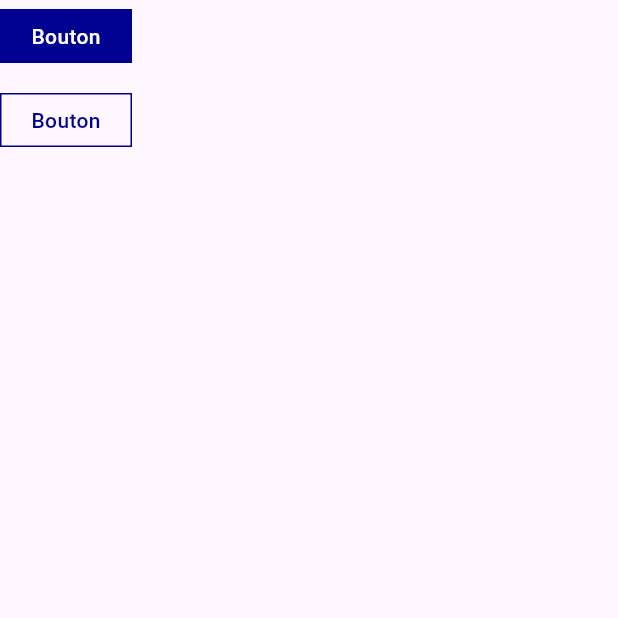
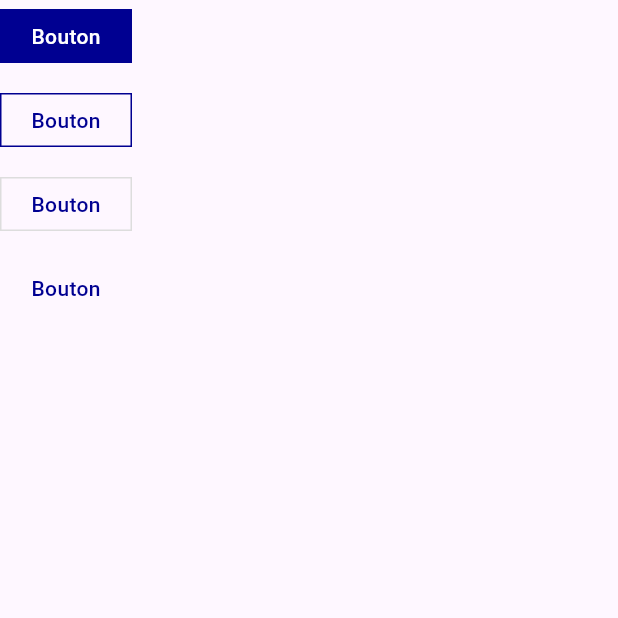
Before and after one commit to lsaudon/flutter-dsfr, a Flutter app: the screen it shows after launch, on a phone screen of 412 x 824 dp, the top half of it. Run offline on Flutter 3.47's test engine with Material 3 defaults, Android fonts, the phone set to English and light mode, and no system bars.

Commit message:
feat: ajout Boutons tertiaire

```diff
--- a/example/lib/main.dart
+++ b/example/lib/main.dart
@@ -47,6 +47,8 @@ class MyHomePage extends StatelessWidget {
           children: [
             Boutons.primary(onPressed: () => {}),
             Boutons.secondary(onPressed: () => {}),
+            Boutons.tertiary(onPressed: () => {}),
+            Boutons.tertiary(onPressed: () => {}, withoutBorder: true),
           ],
         ),
       ),
--- a/lib/composants/boutons.dart
+++ b/lib/composants/boutons.dart
@@ -47,7 +47,25 @@ class Boutons extends StatelessWidget {
       splashColor: Couleurs.grey1000Active,
       highlightColor: Couleurs.grey1000Active,
       onPressed: onPressed,
-      shape: RoundedRectangleBorder(side: BorderSide(color: Couleurs.blueFranceSun113, width: 1)),
+      shape: RoundedRectangleBorder(
+          side: BorderSide(color: Couleurs.blueFranceSun113, width: 1)),
+    );
+  }
+
+  factory Boutons.tertiary(
+      {required void Function() onPressed, bool withoutBorder = false}) {
+    return Boutons._(
+      textColor: Couleurs.blueFranceSun113,
+      fillColor: Colors.transparent,
+      hoverColor: Couleurs.grey1000Hover,
+      splashColor: Couleurs.grey1000Active,
+      highlightColor: Couleurs.grey1000Active,
+      onPressed: onPressed,
+      shape: withoutBorder
+          ? null
+          : RoundedRectangleBorder(
+              side: BorderSide(color: Couleurs.grey900, width: 1),
+            ),
     );
   }
 
--- a/lib/couleurs.dart
+++ b/lib/couleurs.dart
@@ -110,6 +110,7 @@ class Couleurs {
   static const grey525 = Color(0xFF7b7b7b);
   static const grey625 = Color(0xFF929292);
   static const grey850 = Color(0xFFcecece);
+  static const grey900 = Color(0xFFdddddd);
   static const grey925 = Color(0xFFe5e5e5);
   static const grey950 = Color(0xFFeeeeee);
   static const grey975 = Color(0xFFdfdfdf);
```
